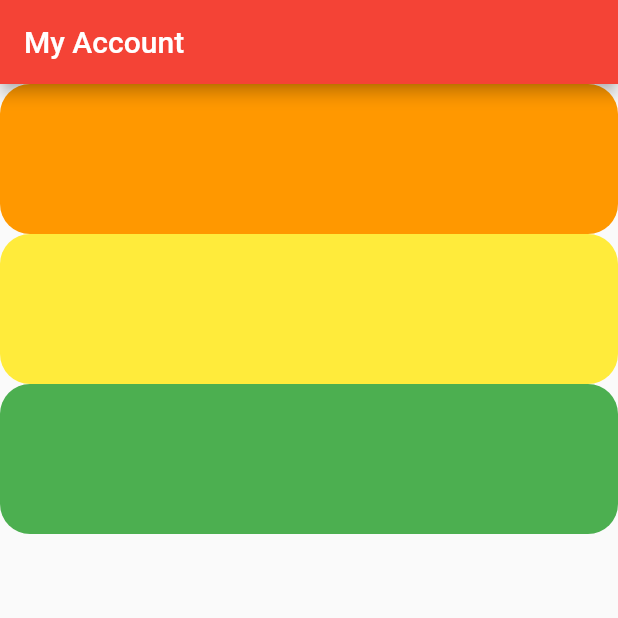
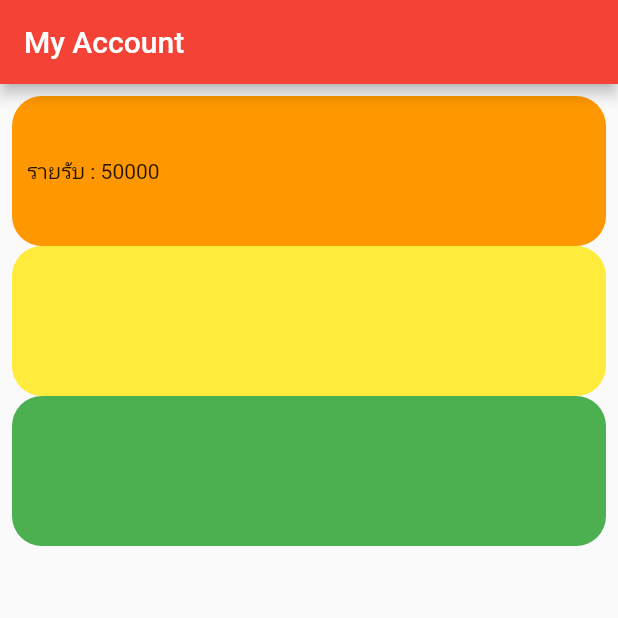
Before and after one commit to sarawut-bank/Appsara, a Flutter app: the screen it shows after launch, on a phone screen of 412 x 824 dp, the top half of it. Run offline on Flutter 3.47's test engine with Material 2 defaults, Android fonts, the phone set to English and light mode, and no system bars.

Commit message:
set distance with padding

```diff
--- a/lib/main.dart
+++ b/lib/main.dart
@@ -30,13 +30,19 @@ class _MyHomepageState extends State<MyHomepage> {
         appBar: AppBar(
           title: Text("My Account"),
         ),
-        body: Column(
+        body: Padding(
+          padding: const EdgeInsets.all(8.0),
+          child: Column(
             children: [
               Container(
+                padding: const EdgeInsets.all(10.0),
                 decoration: BoxDecoration(
                     color: Colors.orange,
                     borderRadius: BorderRadius.circular(20)),
                 height: 100,
+                child: Row(
+                  children: [Text("รายรับ :"), Text("\t50000")],
+                ),
               ),
               Container(
                 decoration: BoxDecoration(
@@ -46,10 +52,12 @@ class _MyHomepageState extends State<MyHomepage> {
               ),
               Container(
                 decoration: BoxDecoration(
-                  color: Colors.green, borderRadius: BorderRadius.circular(20)),
+                    color: Colors.green,
+                    borderRadius: BorderRadius.circular(20)),
                 height: 100,
               )
             ],
+          ),
         ));
   }
 }
```
Lines whose indentation alone changed are shown as unchanged.
